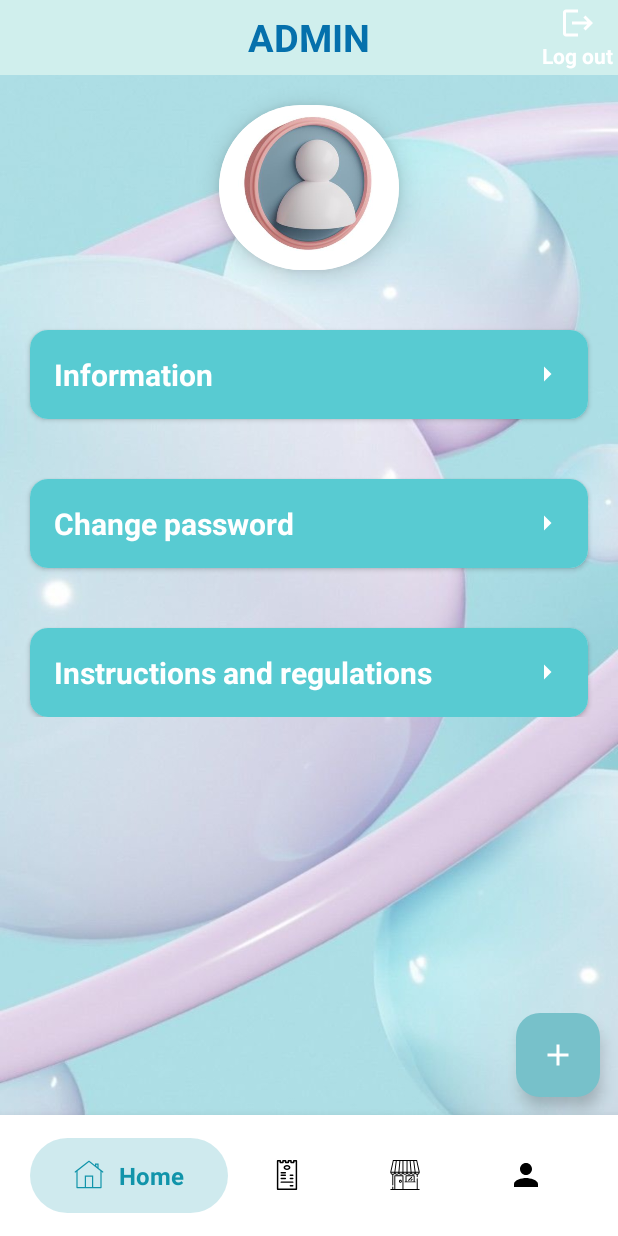
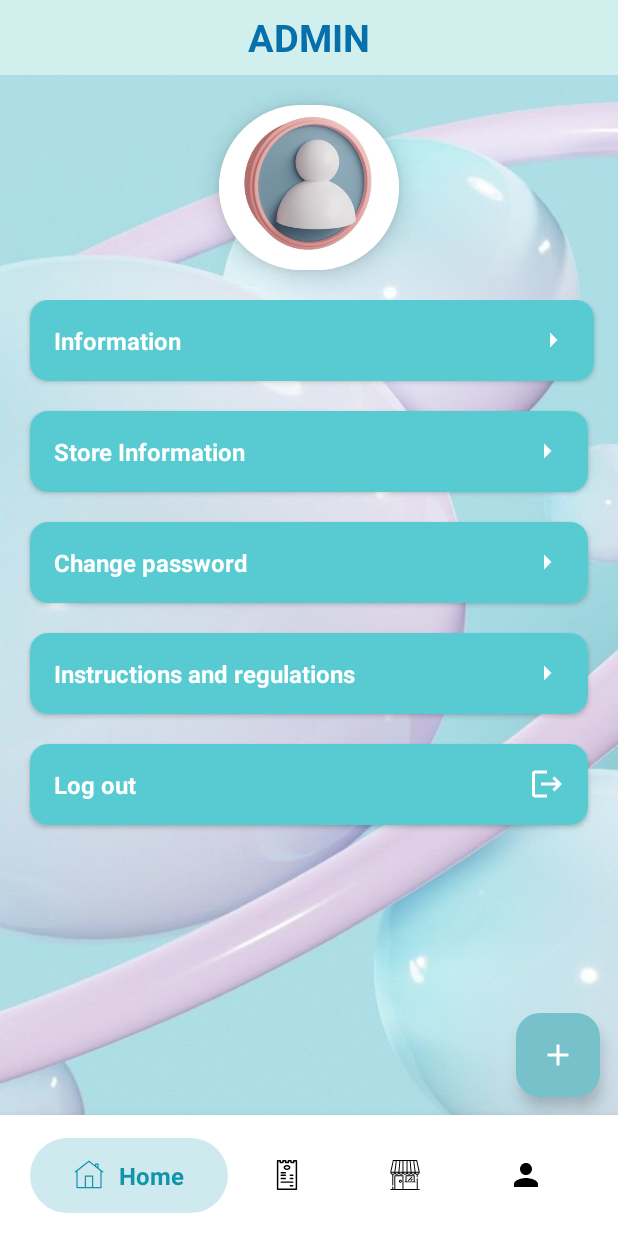
Before and after one commit to ProjAndroid-Nhom5/Expense-Management-Group-5, an Android app: the fragment AdminFragment placed in its activity, on a phone screen of 412 x 824 dp. Run offline under Robolectric (Android 15) with nearby library versions, the phone set to English and light mode, and no system bars; libraries missing offline, so code that uses them is left out: com.github.mikephil.charting; 40 statements that could not run were skipped.

Commit message:
Update_Admin_Next_Page_Info_20_5

```diff
--- a/ExpenseManagement/app/src/main/AndroidManifest.xml
+++ b/ExpenseManagement/app/src/main/AndroidManifest.xml
@@ -12,6 +12,9 @@
         android:supportsRtl="true"
         android:theme="@style/Theme.ExpenseManagement"
         tools:targetApi="31">
+        <activity
+            android:name=".Admin_Detail"
+            android:exported="false" />
         <activity
             android:name=".BillInformation"
             android:exported="false" />
--- a/ExpenseManagement/app/src/main/java/com/example/expensemanagement/AdminFragment.java
+++ b/ExpenseManagement/app/src/main/java/com/example/expensemanagement/AdminFragment.java
@@ -1,5 +1,6 @@
 package com.example.expensemanagement;
 
+import android.content.Intent;
 import android.os.Bundle;
 
 import androidx.annotation.NonNull;
@@ -9,10 +10,11 @@ import androidx.fragment.app.Fragment;
 import android.view.LayoutInflater;
 import android.view.View;
 import android.view.ViewGroup;
+import android.widget.ImageView;
 
 public class AdminFragment extends Fragment {
 
-
+    private ImageView arrow_right_info;
 
     @Override
     public void onCreate(Bundle savedInstanceState) {
@@ -31,5 +33,13 @@ public class AdminFragment extends Fragment {
     public void onViewCreated(@NonNull View view, @Nullable Bundle savedInstanceState) {
         super.onViewCreated(view, savedInstanceState);
         // Xu ly code o day
+        arrow_right_info = view.findViewById(R.id.arrow_right_info);
+        arrow_right_info.setOnClickListener(new View.OnClickListener() {
+            @Override
+            public void onClick(View v) {
+                Intent intent = new Intent(getActivity(), Admin_Detail.class);
+                startActivity(intent);
+            }
+        });
     }
 }
--- a/ExpenseManagement/app/src/main/res/layout/fragment_admin.xml
+++ b/ExpenseManagement/app/src/main/res/layout/fragment_admin.xml
@@ -26,41 +26,16 @@
                 android:layout_marginTop="15dp"
                 android:text="ADMIN"
                 android:textColor="#0570AC"
-                android:textStyle="bold"
-                android:textSize="25dp" />
-            <RelativeLayout
-                android:layout_width="wrap_content"
-                android:layout_height="wrap_content"
-                android:layout_alignParentEnd="true"
-                android:gravity="center_vertical"
-
-                android:padding="3dp"
-                >
-                <ImageView
-                    android:layout_marginLeft="12dp"
-                    android:id="@+id/logout"
-                    android:layout_width="wrap_content"
-                    android:layout_height="wrap_content"
-                    android:background="@drawable/baseline_logout_24"
-                    />
-<!--                #D3D3D3-->
-                <TextView
-                    android:layout_below="@+id/logout"
-                    android:textColor="#FFFFFF"
-                    android:textStyle="bold"
-                    android:layout_width="wrap_content"
-                    android:layout_height="wrap_content"
-                    android:text="Log out" />
-
-            </RelativeLayout>
+                android:textSize="25dp"
+                android:textStyle="bold" />
 
         </RelativeLayout>
 
         <androidx.cardview.widget.CardView
-            android:layout_below="@+id/header_admin"
             android:id="@+id/card_view"
             android:layout_width="wrap_content"
             android:layout_height="wrap_content"
+            android:layout_below="@+id/header_admin"
             android:layout_centerInParent="true"
             android:layout_marginTop="20dp"
             app:cardCornerRadius="100dp"
@@ -75,20 +50,23 @@
 
         </androidx.cardview.widget.CardView>
 
+        <ScrollView
+            android:layout_width="match_parent"
+            android:layout_height="wrap_content"
+            android:layout_below="@+id/card_view"
+            android:layout_marginTop="20dp">
             <RelativeLayout
-            android:layout_below="@+id/card_view"
                 android:layout_width="match_parent"
-            android:layout_height="wrap_content">
+                android:layout_height="wrap_content"
+                >
 
                 <androidx.cardview.widget.CardView
                     android:id="@+id/information"
                     android:layout_width="match_parent"
                     android:layout_height="wrap_content"
-                android:layout_marginTop="40dp"
-                android:layout_gravity="center_horizontal"
-                app:cardCornerRadius="12dp"
                     android:layout_marginStart="20dp"
-                android:layout_marginEnd="20dp">
+                    android:layout_marginEnd="16dp"
+                    app:cardCornerRadius="12dp">
 
                     <LinearLayout
                         android:layout_width="match_parent"
@@ -102,29 +80,62 @@
                             android:layout_height="wrap_content"
                             android:text="Information"
                             android:textColor="#FFFFFF"
-                        android:textStyle="bold"
-                        android:textSize="20sp" />
+                            android:textSize="16sp"
+                            android:textStyle="bold" />
                     </LinearLayout>
 
                     <ImageView
+                        android:id="@+id/arrow_right_info"
                         android:layout_width="wrap_content"
                         android:layout_height="wrap_content"
-                    android:background="@drawable/arrow_right"
                         android:layout_gravity="end|center"
                         android:layout_marginEnd="15dp"
-                    />
+                        android:background="@drawable/arrow_right" />
+                </androidx.cardview.widget.CardView>
+
+                <androidx.cardview.widget.CardView
+                    android:id="@+id/information_store"
+                    android:layout_width="match_parent"
+                    android:layout_height="wrap_content"
+                    android:layout_below="@+id/information"
+                    android:layout_marginStart="20dp"
+                    android:layout_marginTop="20dp"
+                    android:layout_marginEnd="20dp"
+                    app:cardCornerRadius="12dp">
+
+                    <LinearLayout
+                        android:layout_width="match_parent"
+                        android:layout_height="wrap_content"
+                        android:background="#58CBD2"
+                        android:padding="16dp">
+
+                        <TextView
+                            android:layout_width="wrap_content"
+                            android:layout_height="wrap_content"
+                            android:text="Store Information"
+                            android:textColor="#FFFFFF"
+                            android:textSize="16sp"
+                            android:textStyle="bold" />
+                    </LinearLayout>
+
+                    <ImageView
+                        android:id="@+id/arrow_right_store"
+                        android:layout_width="wrap_content"
+                        android:layout_height="wrap_content"
+                        android:layout_gravity="end|center"
+                        android:layout_marginEnd="15dp"
+                        android:background="@drawable/arrow_right" />
                 </androidx.cardview.widget.CardView>
 
                 <androidx.cardview.widget.CardView
                     android:id="@+id/change_password"
-                android:layout_below="@+id/information"
                     android:layout_width="match_parent"
                     android:layout_height="wrap_content"
-                android:layout_marginTop="40dp"
-                android:layout_gravity="center_horizontal"
-                app:cardCornerRadius="12dp"
+                    android:layout_below="@+id/information_store"
                     android:layout_marginStart="20dp"
-                android:layout_marginEnd="20dp">
+                    android:layout_marginTop="20dp"
+                    android:layout_marginEnd="20dp"
+                    app:cardCornerRadius="12dp">
 
                     <LinearLayout
                         android:layout_width="match_parent"
@@ -137,28 +148,28 @@
                             android:layout_height="wrap_content"
                             android:text="Change password"
                             android:textColor="#FFFFFF"
-                        android:textStyle="bold"
-                        android:textSize="20sp" />
+                            android:textSize="16sp"
+                            android:textStyle="bold" />
                     </LinearLayout>
+
                     <ImageView
+                        android:id="@+id/arrow_right_change_pass"
                         android:layout_width="wrap_content"
                         android:layout_height="wrap_content"
-                    android:background="@drawable/arrow_right"
                         android:layout_gravity="end|center"
                         android:layout_marginEnd="15dp"
-                    />
+                        android:background="@drawable/arrow_right" />
                 </androidx.cardview.widget.CardView>
 
                 <androidx.cardview.widget.CardView
                     android:id="@+id/ins_and_regu"
-                android:layout_below="@+id/change_password"
                     android:layout_width="match_parent"
                     android:layout_height="wrap_content"
-                android:layout_marginTop="40dp"
-                android:layout_gravity="center_horizontal"
-                app:cardCornerRadius="12dp"
+                    android:layout_below="@+id/change_password"
                     android:layout_marginStart="20dp"
-                android:layout_marginEnd="20dp">
+                    android:layout_marginTop="20dp"
+                    android:layout_marginEnd="20dp"
+                    app:cardCornerRadius="12dp">
 
                     <LinearLayout
                         android:layout_width="match_parent"
@@ -171,18 +182,61 @@
                             android:layout_height="wrap_content"
                             android:text="Instructions and regulations"
                             android:textColor="#FFFFFF"
-                        android:textStyle="bold"
-                        android:textSize="20sp" />
+                            android:textSize="16sp"
+                            android:textStyle="bold" />
                     </LinearLayout>
+
+                    <ImageView
+                        android:id="@+id/arrow_right_ins_and_regu"
+                        android:layout_width="wrap_content"
+                        android:layout_height="wrap_content"
+                        android:layout_gravity="end|center"
+                        android:layout_marginEnd="15dp"
+                        android:background="@drawable/arrow_right" />
+                </androidx.cardview.widget.CardView>
+
+                <androidx.cardview.widget.CardView
+                    android:id="@+id/log_out"
+                    android:layout_width="match_parent"
+                    android:layout_height="wrap_content"
+                    android:layout_below="@+id/ins_and_regu"
+                    android:layout_marginStart="20dp"
+                    android:layout_marginTop="20dp"
+                    android:layout_marginEnd="20dp"
+                    app:cardCornerRadius="12dp">
+
+                    <LinearLayout
+                        android:layout_width="match_parent"
+                        android:layout_height="wrap_content"
+                        android:background="#58CBD2"
+                        android:padding="16dp">
+
+                        <TextView
+                            android:layout_width="wrap_content"
+                            android:layout_height="wrap_content"
+                            android:text="Log out"
+                            android:textColor="#FFFFFF"
+                            android:textSize="16sp"
+                            android:textStyle="bold" />
+                    </LinearLayout>
+
                     <ImageView
                         android:layout_width="wrap_content"
                         android:layout_height="wrap_content"
-                    android:background="@drawable/arrow_right"
                         android:layout_gravity="end|center"
                         android:layout_marginEnd="15dp"
-                    />
+                        android:background="@drawable/baseline_logout_24" />
+                </androidx.cardview.widget.CardView>
+
+                <androidx.cardview.widget.CardView
+                    android:layout_width="match_parent"
+                    android:layout_height="wrap_content"
+                    android:layout_below="@+id/log_out"
+                    android:layout_marginTop="20dp">
                 </androidx.cardview.widget.CardView>
 
             </RelativeLayout>
+        </ScrollView>
+
     </RelativeLayout>
 </FrameLayout>
```
Also changed, not shown: ExpenseManagement/app/src/main/java/com/example/expensemanagement/Admin_Detail.java (renamed from ExpenseManagement/app/src/main/java/com/example/expensemanagement/admin_detail.java, +13 -5 lines), ExpenseManagement/app/src/main/res/layout/activity_admin_detail.xml (+11 -11 lines), ExpenseManagement/app/src/main/res/layout/fragment_store.xml (+3 -32 lines). Lines whose indentation alone changed are shown as unchanged.
